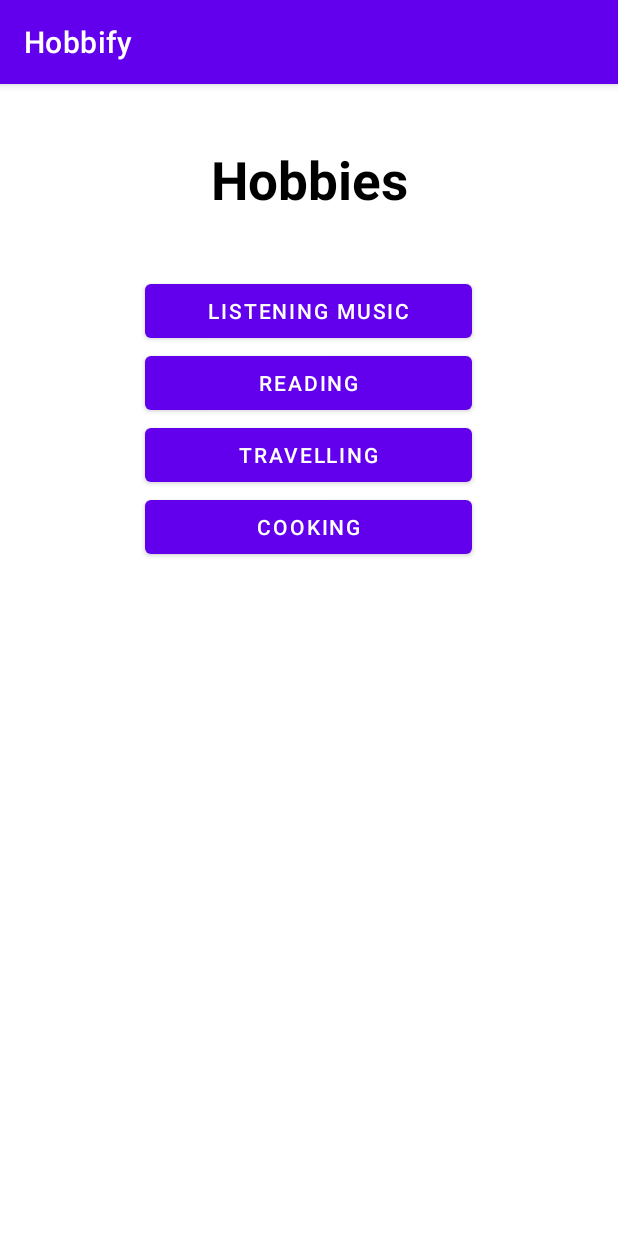
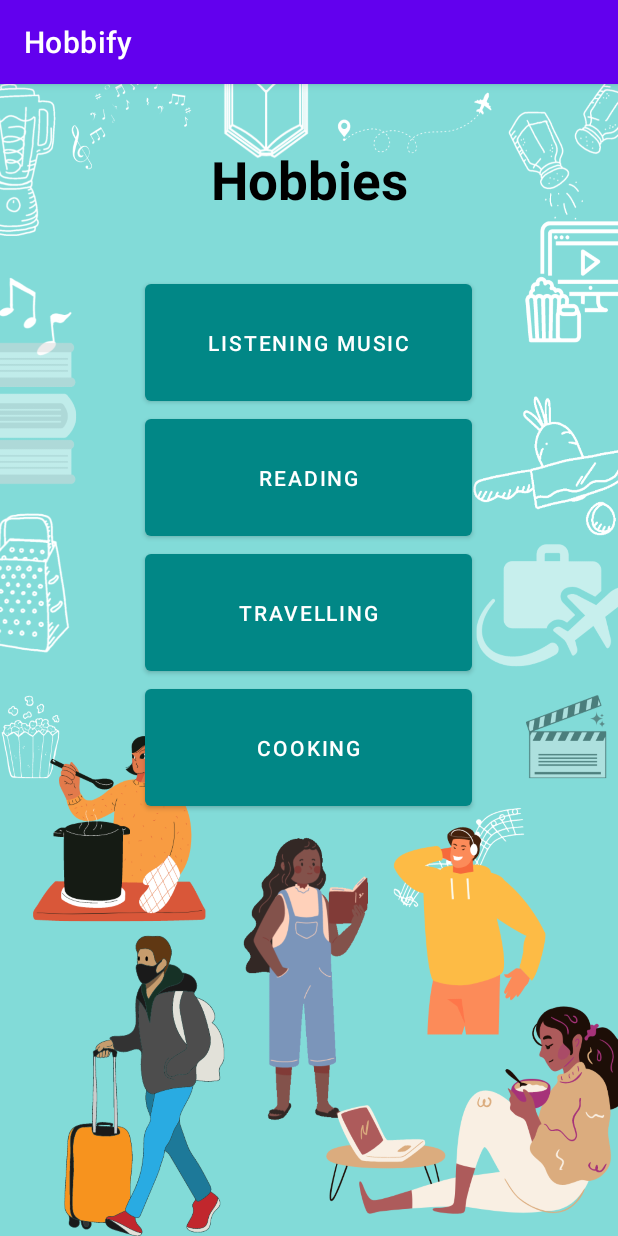
Before and after one commit to 035sidhi/Hobbify1, an Android app: the screen it shows after launch (MainActivity), on a phone screen of 412 x 824 dp. Run offline under Robolectric (Android 15) with nearby library versions, the phone set to English and light mode, and no system bars; Roboto replaces fonts that are not available here.

```diff
--- a/app/src/main/res/layout/activity_main.xml
+++ b/app/src/main/res/layout/activity_main.xml
@@ -1,9 +1,10 @@
 <?xml version="1.0" encoding="utf-8"?>
 <RelativeLayout xmlns:android="http://schemas.android.com/apk/res/android"
+    xmlns:app="http://schemas.android.com/apk/res-auto"
     xmlns:tools="http://schemas.android.com/tools"
-    xmlns:app="http://schemas.android.com/apk/res-auto"
     android:layout_width="match_parent"
     android:layout_height="match_parent"
+    android:background="@drawable/b2g"
     tools:context=".MainActivity">
 
     <TextView
@@ -25,42 +26,46 @@
     <Button
         android:id="@+id/activity1"
         android:layout_width="218dp"
-        android:layout_height="wrap_content"
+        android:layout_height="90dp"
         android:layout_below="@+id/signin"
         android:layout_centerInParent="true"
         android:layout_gravity="center"
         android:text="Listening Music"
-        android:textColor="#FFFFFF" />
+        android:textColor="#FFFFFF"
+        app:backgroundTint="@color/teal_700" />
 
 
     <Button
         android:id="@+id/activity2"
+        android:layout_width="218dp"
+        android:layout_height="90dp"
         android:layout_below="@+id/activity1"
-        android:layout_width="218dp"
-        android:layout_height="wrap_content"
         android:layout_centerInParent="true"
         android:layout_gravity="center"
         android:text="Reading"
-        android:textColor="#FFFFFF" />
+        android:textColor="#FFFFFF"
+        app:backgroundTint="@color/teal_700" />
 
     <Button
         android:id="@+id/activity3"
+        android:layout_width="218dp"
+        android:layout_height="90dp"
         android:layout_below="@+id/activity2"
-        android:layout_width="218dp"
-        android:layout_height="wrap_content"
         android:layout_centerInParent="true"
         android:layout_gravity="center"
         android:text="Travelling"
-        android:textColor="#FFFFFF" />
+        android:textColor="#FFFFFF"
+        app:backgroundTint="@color/teal_700" />
 
     <Button
         android:id="@+id/activity4"
+        android:layout_width="218dp"
+        android:layout_height="90dp"
         android:layout_below="@+id/activity3"
-        android:layout_width="218dp"
-        android:layout_height="wrap_content"
         android:layout_centerInParent="true"
         android:layout_gravity="center"
         android:text="Cooking"
-        android:textColor="#FFFFFF" />
+        android:textColor="#FFFFFF"
+        app:backgroundTint="@color/teal_700" />
 
 </RelativeLayout>
```
Also changed, not shown: app/src/main/res/drawable/b2g.png (added).
